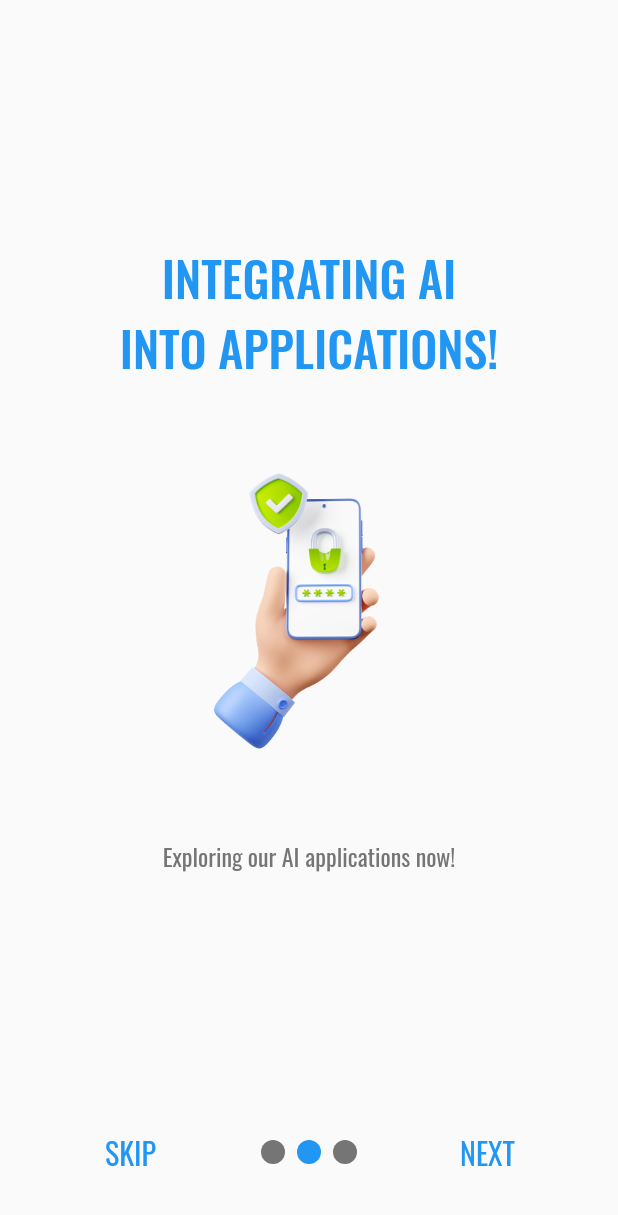
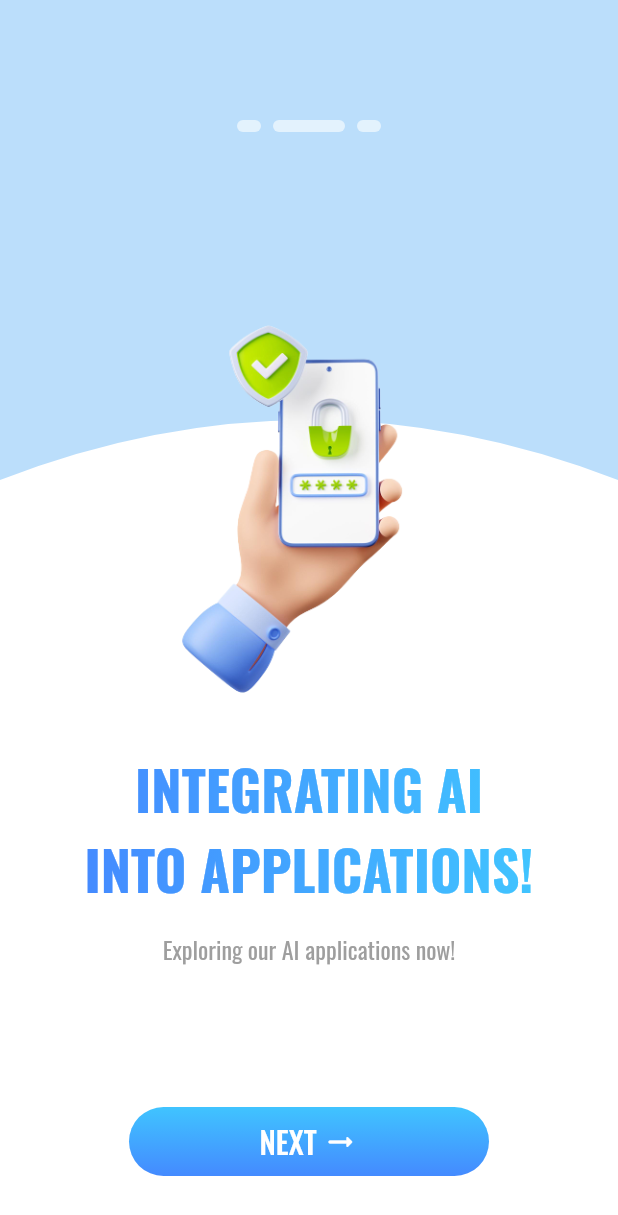
Before and after one commit to yamsunsee/ird_connect_mobile, a Flutter app: the screen it shows after launch, after a tap on "NEXT", on a phone screen of 412 x 824 dp. Shown: the top 1215 px of the screen. Run offline on Flutter 3.47's test engine with Material 2 defaults, Android fonts, the phone set to English and light mode, and no system bars; drawn by our look-alikes of smooth_page_indicator; our stand-ins replace dio, fl_chart, flutter_dotenv; network calls fail.

Commit message:
[Update] Text & Button Gradient

```diff
--- a/lib/components/custom_text.dart
+++ b/lib/components/custom_text.dart
@@ -2,12 +2,13 @@ import 'package:flutter/material.dart';
 
 enum ColorType { primary, secondary, paragraph, custom }
 
-enum TextType { largeTitle, title, subtitle, description, custom }
+enum TextType { extraLargeTitle, largeTitle, title, subtitle, description, custom }
 
 class CustomText extends StatelessWidget {
   final String text;
   final bool isItalic;
   final bool isUpperCase;
+  final TextAlign align;
   final ColorType color;
   final TextType type;
   final Color customColor;
@@ -20,6 +21,7 @@ class CustomText extends StatelessWidget {
     this.customSize = 16,
     this.isItalic = false,
     this.isUpperCase = false,
+    this.align = TextAlign.start,
     this.color = ColorType.custom,
     this.type = TextType.custom,
     this.customColor = Colors.black,
@@ -39,11 +41,11 @@ class CustomText extends StatelessWidget {
         break;
 
       case ColorType.secondary:
-        currentColor = themeColors.colorScheme.tertiary;
+        currentColor = themeColors.colorScheme.secondary;
         break;
 
       case ColorType.paragraph:
-        currentColor = themeColors.colorScheme.secondary;
+        currentColor = themeColors.colorScheme.tertiary;
         break;
 
       default:
@@ -51,17 +53,23 @@ class CustomText extends StatelessWidget {
     }
 
     switch (type) {
-      case TextType.largeTitle:
+      case TextType.extraLargeTitle:
         currentWeight = FontWeight.bold;
-        currentSize = 32;
+        currentSize = 36;
         break;
 
-      case TextType.title:
+      case TextType.largeTitle:
         currentWeight = FontWeight.bold;
         currentSize = 28;
         break;
 
+      case TextType.title:
+        currentWeight = FontWeight.w600;
+        currentSize = 24;
+        break;
+
       case TextType.subtitle:
+        currentWeight = FontWeight.w500;
         currentSize = 20;
         break;
 
@@ -74,6 +82,28 @@ class CustomText extends StatelessWidget {
         break;
     }
 
+    if (color == ColorType.primary) {
+      return ShaderMask(
+        shaderCallback: (bounds) {
+          return const LinearGradient(
+            colors: [
+              Colors.blueAccent,
+              Colors.lightBlueAccent,
+            ],
+          ).createShader(bounds);
+        },
+        child: Text(
+          isUpperCase ? text.toUpperCase() : text,
+          style: TextStyle(
+            color: Colors.white,
+            fontSize: currentSize,
+            fontWeight: currentWeight,
+            fontStyle: isItalic ? FontStyle.italic : FontStyle.normal,
+          ),
+          textAlign: align,
+        ),
+      );
+    } else {
       return Text(
         isUpperCase ? text.toUpperCase() : text,
         style: TextStyle(
@@ -82,6 +112,8 @@ class CustomText extends StatelessWidget {
           fontWeight: currentWeight,
           fontStyle: isItalic ? FontStyle.italic : FontStyle.normal,
         ),
+        textAlign: align,
       );
     }
   }
+}
--- a/lib/configs/styles.dart
+++ b/lib/configs/styles.dart
@@ -21,9 +21,6 @@ class StylesConfig {
       case 'secondary':
         return themeColors.colorScheme.secondary;
 
-      case 'accent':
-        return themeColors.colorScheme.tertiary;
-
       default:
         throw Exception('Invalid color: $color');
     }
--- a/lib/configs/themes.dart
+++ b/lib/configs/themes.dart
@@ -4,27 +4,55 @@ class ThemesConfig {
   static ThemeData lightMode = ThemeData(
     fontFamily: 'Oswald',
     brightness: Brightness.light,
+    scaffoldBackgroundColor: Colors.white,
+    appBarTheme: AppBarTheme(
+      elevation: 0,
+      centerTitle: true,
+      color: Colors.white,
+      titleTextStyle: TextStyle(
+        color: Colors.grey.shade400,
+        fontWeight: FontWeight.bold,
+        fontSize: 20,
+        fontFamily: 'Oswald',
+      ),
+      iconTheme: IconThemeData(color: Colors.grey.shade400),
+    ),
     checkboxTheme: CheckboxThemeData(
       fillColor: MaterialStateColor.resolveWith((states) => Colors.blue),
     ),
     colorScheme: ColorScheme.light(
       primary: Colors.blue,
-      secondary: Colors.grey.shade600,
-      tertiary: Colors.blue.shade300,
+      secondary: Colors.black.withOpacity(0.8),
+      tertiary: Colors.grey,
     ),
   );
 
   static ThemeData darkMode = ThemeData(
       fontFamily: 'Oswald',
       brightness: Brightness.dark,
-      elevatedButtonTheme: ElevatedButtonThemeData(style: ElevatedButton.styleFrom(foregroundColor: Colors.white)),
+      appBarTheme: const AppBarTheme(
+        elevation: 0,
+        centerTitle: true,
+        titleTextStyle: TextStyle(
+          color: Colors.grey,
+          fontWeight: FontWeight.bold,
+          fontSize: 20,
+          fontFamily: 'Oswald',
+        ),
+        iconTheme: IconThemeData(color: Colors.grey),
+      ),
+      elevatedButtonTheme: ElevatedButtonThemeData(
+        style: ElevatedButton.styleFrom(
+          foregroundColor: Colors.white,
+        ),
+      ),
       checkboxTheme: CheckboxThemeData(
         fillColor: MaterialStateColor.resolveWith((states) => Colors.blue.shade400),
       ),
       colorScheme: ColorScheme.dark(
         primary: Colors.blue.shade400,
-        secondary: Colors.grey.shade500,
-        tertiary: Colors.white,
+        secondary: Colors.white.withOpacity(0.8),
+        tertiary: Colors.grey,
       ),
       bottomNavigationBarTheme: BottomNavigationBarThemeData(
         selectedItemColor: Colors.blue.shade400,
--- a/lib/configs/variables.dart
+++ b/lib/configs/variables.dart
@@ -17,7 +17,7 @@ class VariablesConfig {
     OnboardingPage(
       image: 'Onboarding03.png',
       title: 'Free credits \nto your wallet!',
-      description: 'Receive 300 free credits into your wallet immediately upon registration!',
+      description: 'Receive 300 free credits into \nyour wallet immediately upon registration!',
     ),
   ];
 
--- a/lib/pages/app_details.dart
+++ b/lib/pages/app_details.dart
@@ -1,4 +1,5 @@
 import 'package:flutter/material.dart';
+import 'package:ird_connect/components/custom_text.dart';
 import 'package:ird_connect/configs/index.dart';
 import 'package:ird_connect/models/index.dart';
 import 'package:ird_connect/providers/index.dart';
@@ -25,10 +26,7 @@ class _AppDetailsState extends State<AppDetails> {
     return Consumer<UserProvider>(
       builder: (context, user, child) {
         return Scaffold(
-          appBar: AppBar(
-            title: Text(item.title),
-            centerTitle: true,
-          ),
+          appBar: AppBar(title: Text(item.title)),
           body: ListView(
             padding: const EdgeInsets.all(16),
             children: [
@@ -37,11 +35,19 @@ class _AppDetailsState extends State<AppDetails> {
                 height: 120,
               ),
               const SizedBox(height: 16),
+              CustomText(
+                text: item.title,
+                type: TextType.subtitle,
+                color: ColorType.secondary,
+              ),
               Text(
-                item.title,
-                style: StylesConfig.getTextStyle('h6'),
+                item.brief,
+                style: StylesConfig.getTextStyleWithColor(
+                  context,
+                  'p',
+                  'secondary',
+                ),
               ),
-              Text(item.brief, style: StylesConfig.getTextStyleWithColor(context, 'p', 'secondary')),
               ElevatedButton.icon(
                 onPressed: () {
                   user.isLoggedIn
--- a/lib/pages/home.dart
+++ b/lib/pages/home.dart
@@ -33,14 +33,16 @@ class _HomeState extends State<Home> {
         return Scaffold(
           appBar: AppBar(
             automaticallyImplyLeading: false,
-            title: Wrap(
-              spacing: 8,
-              children: [Image.asset('assets/images/Logo.png', height: 32), const Text('iRD Connect')],
+            leading: Container(
+              margin: const EdgeInsets.only(left: 16),
+              child: Image.asset('assets/images/Logo.png'),
             ),
+            leadingWidth: 48,
+            title: const Text('iRD Connect'),
             actions: [buildMenuOptions(context, user.isLoggedIn)],
           ),
           body: SingleChildScrollView(
-            padding: const EdgeInsets.all(16),
+            padding: const EdgeInsets.symmetric(vertical: 8, horizontal: 16),
             child: Column(
               children: [
                 Align(
@@ -48,23 +50,55 @@ class _HomeState extends State<Home> {
                   child: Column(
                     crossAxisAlignment: CrossAxisAlignment.start,
                     children: [
-                      if (user.isLoggedIn)
-                        Text('Welcome, ${user.information.displayName}!'.toUpperCase(),
-                            style: StylesConfig.getTextStyleWithColor(context, 'h4', 'accent')),
-                      Text('Connecting Strategies'.toUpperCase(),
-                          style: StylesConfig.getTextStyleWithColor(context, 'h3', 'primary')),
-                      Text('Fortifying Defenses'.toUpperCase(),
-                          style: StylesConfig.getTextStyleWithColor(context, 'h3', 'primary')),
-                      Text('Your Cybersecurity Partner'.toUpperCase(),
-                          style: StylesConfig.getTextStyleWithColor(context, 'h6', 'secondary')),
+                      Visibility(
+                        visible: user.isLoggedIn,
+                        child: CustomText(
+                          text: 'Welcome, ${user.information.displayName}!',
+                          type: TextType.subtitle,
+                          color: ColorType.primary,
+                          isUpperCase: true,
+                        ),
+                      ),
+                      const CustomText(
+                        text: 'Connecting Strategies',
+                        type: TextType.largeTitle,
+                        color: ColorType.primary,
+                        isUpperCase: true,
+                      ),
+                      const CustomText(
+                        text: 'Fortifying Defenses',
+                        type: TextType.largeTitle,
+                        color: ColorType.primary,
+                        isUpperCase: true,
+                      ),
+                      const CustomText(
+                        text: 'Your Cybersecurity Partner',
+                        type: TextType.subtitle,
+                        color: ColorType.paragraph,
+                        isUpperCase: true,
+                      ),
                       Visibility(
                         visible: !user.isLoggedIn,
                         child: TextButton.icon(
                           onPressed: () {
                             Navigator.pushNamed(context, RoutesConfig.register);
                           },
-                          icon: const Icon(Icons.add_moderator),
-                          label: const Text('Get started for free'),
+                          icon: ShaderMask(
+                            shaderCallback: (bounds) {
+                              return const LinearGradient(
+                                colors: [
+                                  Colors.lightBlueAccent,
+                                  Colors.blueAccent,
+                                ],
+                              ).createShader(bounds);
+                            },
+                            child: const Icon(Icons.add_moderator, color: Colors.white),
+                          ),
+                          label: const CustomText(
+                            text: 'Get started for free',
+                            type: TextType.description,
+                            color: ColorType.primary,
+                          ),
                         ),
                       ),
                     ],
--- a/lib/pages/onboarding.dart
+++ b/lib/pages/onboarding.dart
@@ -1,4 +1,5 @@
 import 'package:flutter/material.dart';
+import 'package:ird_connect/components/index.dart';
 import 'package:ird_connect/configs/index.dart';
 import 'package:smooth_page_indicator/smooth_page_indicator.dart';
 
@@ -16,76 +17,134 @@ class _OnboardingState extends State<Onboarding> {
   @override
   Widget build(BuildContext context) {
     return Scaffold(
-      body: Column(
+      body: Stack(
+        alignment: Alignment.topCenter,
         children: [
-          Expanded(
-            child: PageView(
+          ClipPath(
+            clipper: CustomClipPath(),
+            child: Container(
+              height: 320,
+              color: Colors.blue.shade100,
+            ),
+          ),
+          Positioned(
+            top: 80,
+            child: SmoothPageIndicator(
+              controller: _controller,
+              count: 3,
+              effect: ExpandingDotsEffect(
+                dotHeight: 8,
+                dotColor: Colors.blue.shade50,
+                activeDotColor: Colors.blue.shade50,
+              ),
+              onDotClicked: (index) {
+                _controller.animateToPage(index, duration: const Duration(milliseconds: 500), curve: Curves.easeOut);
+              },
+            ),
+          ),
+          PageView(
             controller: _controller,
             onPageChanged: (index) {
               setState(() {
                 _isLastPage = (index == 2);
               });
             },
-                children: VariablesConfig.onboardingPages.map((page) {
-                  return Padding(
-                    padding: const EdgeInsets.all(32),
-                    child: Column(mainAxisAlignment: MainAxisAlignment.center, children: [
-                      Text(
-                        page.title.toUpperCase(),
-                        style: StylesConfig.getTextStyleWithColor(context, 'h3', 'primary'),
-                        textAlign: TextAlign.center,
-                      ),
-                      const SizedBox(height: 32),
+            children: VariablesConfig.onboardingPages.map(
+              (page) {
+                return Column(
+                  mainAxisAlignment: MainAxisAlignment.center,
+                  children: [
                     Image.asset(
                       'assets/images/${page.image}',
-                        height: 240,
+                      height: 320,
                     ),
-                      const SizedBox(height: 32),
-                      Text(
-                        page.description,
-                        style: StylesConfig.getTextStyleWithColor(context, 'p', 'secondary'),
-                        textAlign: TextAlign.center,
+                    CustomText(
+                      text: page.title,
+                      isUpperCase: true,
+                      color: ColorType.primary,
+                      type: TextType.extraLargeTitle,
+                      align: TextAlign.center,
                     ),
-                    ]),
+                    const SizedBox(height: 16),
+                    CustomText(
+                      text: page.description,
+                      color: ColorType.paragraph,
+                      align: TextAlign.center,
+                    ),
+                  ],
                 );
-                }).toList()),
+              },
+            ).toList(),
           ),
-          Row(
-            mainAxisAlignment: MainAxisAlignment.spaceEvenly,
-            crossAxisAlignment: CrossAxisAlignment.center,
+          Positioned(
+            bottom: 40,
+            child: GestureDetector(
+              onTap: () {
+                _isLastPage
+                    ? Navigator.pop(context)
+                    : _controller.nextPage(
+                        duration: const Duration(milliseconds: 500),
+                        curve: Curves.easeOut,
+                      );
+              },
+              child: Container(
+                width: 240,
+                decoration: BoxDecoration(
+                  gradient: const LinearGradient(
+                    colors: [
+                      Colors.blueAccent,
+                      Colors.lightBlueAccent,
+                    ],
+                    begin: Alignment.bottomCenter,
+                    end: Alignment.topCenter,
+                  ),
+                  borderRadius: BorderRadius.circular(30.0),
+                ),
+                padding: const EdgeInsets.all(8),
+                child: Row(
+                  mainAxisAlignment: MainAxisAlignment.center,
                   children: [
-              TextButton(
-                  onPressed: () {
-                    _controller.animateToPage(2, duration: const Duration(milliseconds: 500), curve: Curves.easeOut);
-                  },
-                  child: Text('SKIP', style: StylesConfig.getTextStyle('h6'))),
-              SmoothPageIndicator(
-                controller: _controller,
-                count: 3,
-                effect: SwapEffect(
-                  dotColor: StylesConfig.getColor(context, 'secondary'),
-                  activeDotColor: StylesConfig.getColor(context, 'primary'),
+                    CustomText(
+                      text: _isLastPage ? 'Explore now' : 'Next',
+                      customColor: Colors.white,
+                      type: TextType.subtitle,
+                      isUpperCase: true,
                     ),
-                onDotClicked: (index) {
-                  _controller.animateToPage(index, duration: const Duration(milliseconds: 500), curve: Curves.easeOut);
-                },
-              ),
-              _isLastPage
-                  ? TextButton(
-                      onPressed: () {
-                        Navigator.pushReplacementNamed(context, RoutesConfig.home);
-                      },
-                      child: Text('DONE', style: StylesConfig.getTextStyle('h6')))
-                  : TextButton(
-                      onPressed: () {
-                        _controller.nextPage(duration: const Duration(milliseconds: 500), curve: Curves.easeOut);
-                      },
-                      child: Text('NEXT', style: StylesConfig.getTextStyle('h6'))),
+                    const SizedBox(width: 4),
+                    const Icon(
+                      Icons.arrow_right_alt_rounded,
+                      color: Colors.white,
+                    )
                   ],
                 ),
-          const SizedBox(height: 32),
+              ),
+            ),
+          ),
         ],
       ),
     );
   }
 }
+
+class CustomClipPath extends CustomClipper<Path> {
+  @override
+  Path getClip(Size size) {
+    double width = size.width;
+    double height = size.height;
+
+    final path = Path();
+
+    path.lineTo(0, height);
+    path.quadraticBezierTo(width * 0.5, height - 80, width, height);
+    path.lineTo(width, height);
+    path.lineTo(width, 0);
+    path.close();
+
+    return path;
+  }
+
+  @override
+  bool shouldReclip(CustomClipper<Path> oldClipper) {
+    return false;
+  }
+}
--- a/lib/pages/register.dart
+++ b/lib/pages/register.dart
@@ -1,4 +1,5 @@
 import 'package:flutter/material.dart';
+import 'package:ird_connect/components/index.dart';
 import 'package:ird_connect/configs/index.dart';
 import 'package:ird_connect/services/index.dart';
 
@@ -52,13 +53,7 @@ class _RegisterState extends State<Register> {
   Widget build(BuildContext context) {
     return Scaffold(
       appBar: AppBar(
-        title: Wrap(
-          spacing: 8,
-          children: [
-            Image.asset('assets/images/Logo.png', height: 32),
-            const Text('iRD Connect'),
-          ],
-        ),
+        title: const Text('iRD Connect'),
         centerTitle: true,
       ),
       body: SingleChildScrollView(
@@ -68,9 +63,11 @@ class _RegisterState extends State<Register> {
           child: Column(
             mainAxisAlignment: MainAxisAlignment.center,
             children: [
-              Text(
-                'Register'.toUpperCase(),
-                style: StylesConfig.getTextStyleWithColor(context, 'h2', 'primary'),
+              const CustomText(
+                text: 'Register',
+                type: TextType.largeTitle,
+                color: ColorType.primary,
+                isUpperCase: true,
               ),
               const SizedBox(height: 16),
               Row(children: [
```
Lines whose indentation alone changed are shown as unchanged.
